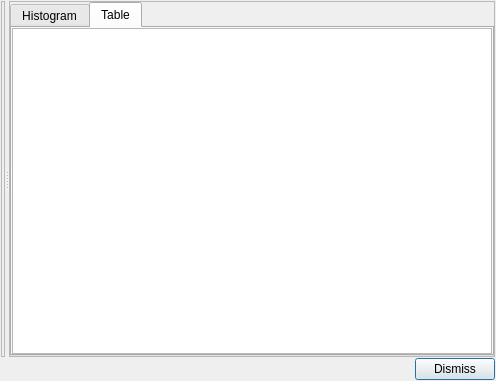
First picture: the form in thinsectionanalysis/thinsectionanalysisresultsdialog.ui, repository PauloCarvalhoRJ/gammaray, before the edit.
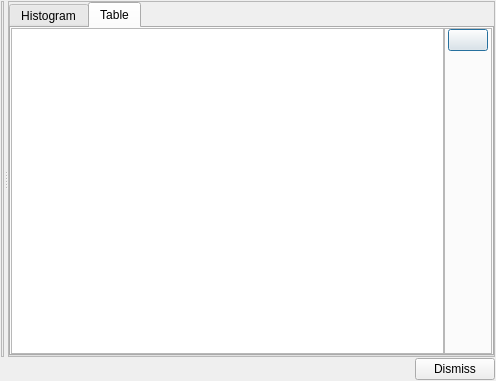
Second picture: the form after the edit. The open tabs and pages were chosen to show the change. Icons and pictures are not drawn.

Commit message: Thin Section Analysis: merge categories.

What changed in the file:
```diff
--- a/thinsectionanalysis/thinsectionanalysisresultsdialog.ui
+++ b/thinsectionanalysis/thinsectionanalysisresultsdialog.ui
@@ -119,7 +119,7 @@
           <attribute name="title">
            <string>Table</string>
           </attribute>
-          <layout class="QVBoxLayout" name="verticalLayout_5">
+          <layout class="QHBoxLayout" name="horizontalLayout_2">
            <property name="spacing">
             <number>0</number>
            </property>
@@ -138,6 +138,57 @@
            <item>
             <widget class="QTableView" name="tableView"/>
            </item>
+           <item>
+            <widget class="QFrame" name="frmTools">
+             <property name="frameShape">
+              <enum>QFrame::StyledPanel</enum>
+             </property>
+             <property name="frameShadow">
+              <enum>QFrame::Raised</enum>
+             </property>
+             <layout class="QVBoxLayout" name="verticalLayout_5">
+              <property name="leftMargin">
+               <number>3</number>
+              </property>
+              <property name="topMargin">
+               <number>0</number>
+              </property>
+              <property name="rightMargin">
+               <number>3</number>
+              </property>
+              <property name="bottomMargin">
+               <number>0</number>
+              </property>
+              <item>
+               <widget class="QPushButton" name="btnJoinCategories">
+                <property name="toolTip">
+                 <string>Join selected categories.</string>
+                </property>
+                <property name="text">
+                 <string/>
+                </property>
+                <property name="icon">
+                 <iconset resource="../resources.qrc">
+                  <normaloff>:/icons32/joincats32</normaloff>:/icons32/joincats32</iconset>
+                </property>
+               </widget>
+              </item>
+              <item>
+               <spacer name="verticalSpacer">
+                <property name="orientation">
+                 <enum>Qt::Vertical</enum>
+                </property>
+                <property name="sizeHint" stdset="0">
+                 <size>
+                  <width>20</width>
+                  <height>40</height>
+                 </size>
+                </property>
+               </spacer>
+              </item>
+             </layout>
+            </widget>
+           </item>
           </layout>
          </widget>
         </widget>
```
Left out of the diff: 23 changed lines with no effect on the pictures. The commit also changes 8 other files.
